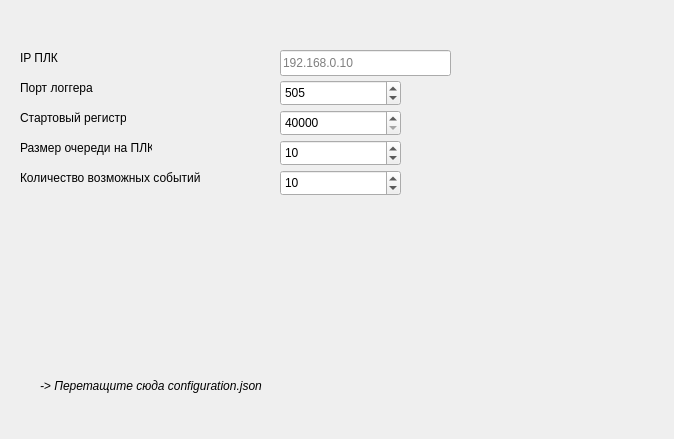
Qt form WindowDesign3.ui (BlackBox15/AddLoggerToAr12Config) before a commit.
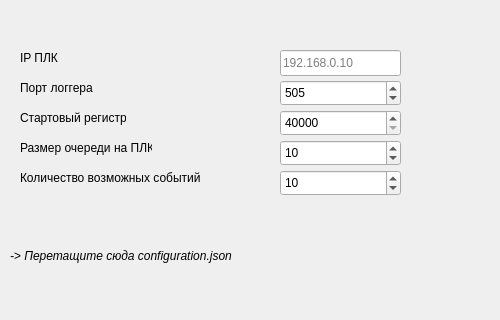
The same form after that commit. Icons and pictures are not drawn.

Commit message: Геометрия окна - уменьшил

Diff of the .ui file:
```diff
--- a/WindowDesign3.ui
+++ b/WindowDesign3.ui
@@ -6,8 +6,8 @@
    <rect>
     <x>0</x>
     <y>0</y>
-    <width>674</width>
-    <height>439</height>
+    <width>500</width>
+    <height>320</height>
    </rect>
   </property>
   <property name="acceptDrops">
@@ -19,8 +19,8 @@
   <widget class="QLabel" name="lblStatusText">
    <property name="geometry">
     <rect>
-     <x>40</x>
-     <y>350</y>
+     <x>10</x>
+     <y>220</y>
      <width>471</width>
      <height>71</height>
     </rect>
@@ -107,7 +107,7 @@
     <rect>
      <x>280</x>
      <y>50</y>
-     <width>171</width>
+     <width>121</width>
      <height>26</height>
     </rect>
    </property>
```
The commit also changes 1 other file.
